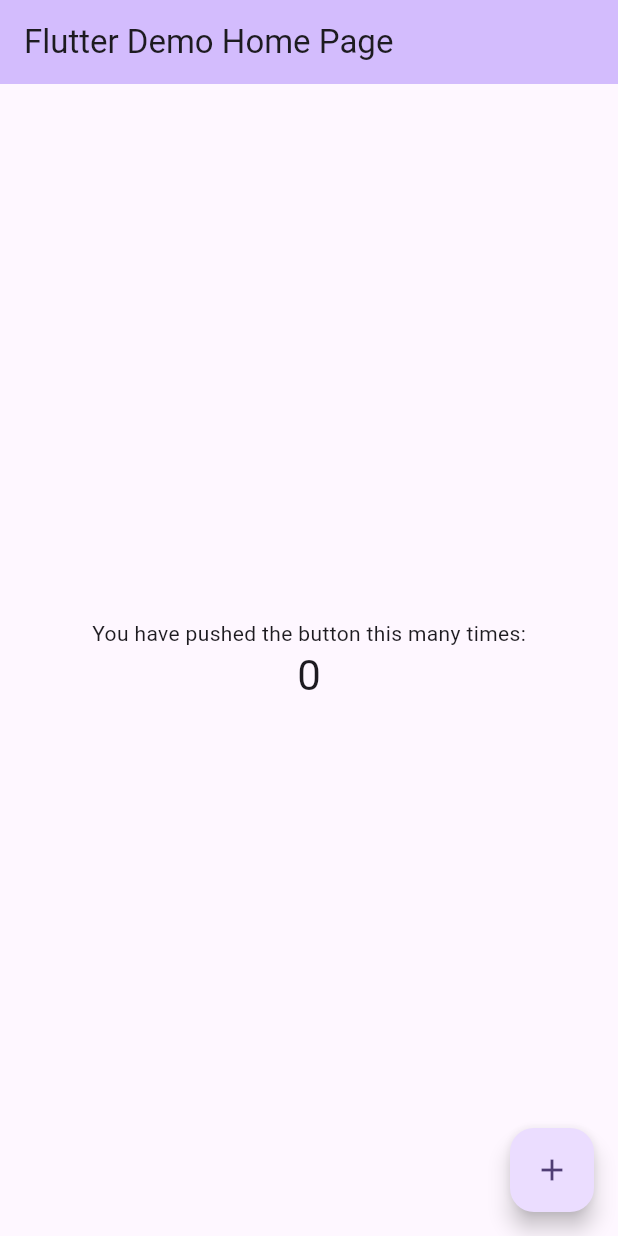
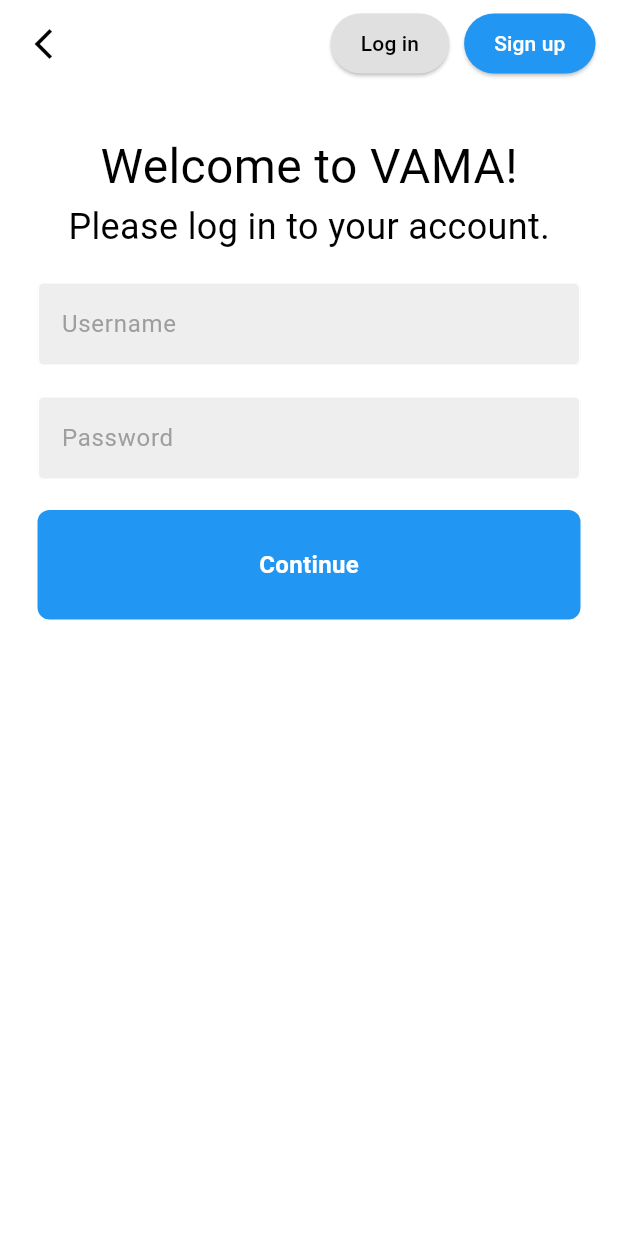
Before and after one commit to AutomaticCraftingTable/vama-mobile, a Flutter app: the screen it shows after launch, on a phone screen of 412 x 824 dp. Run offline on Flutter 3.47's test engine with Material 3 defaults, Android fonts, the phone set to English and light mode, and no system bars.

Commit message:
login&signup

```diff
--- /dev/null
+++ b/lib/components/myButton.dart
@@ -0,0 +1,33 @@
+import 'package:flutter/material.dart';
+
+class Mybutton extends StatelessWidget {
+
+  final Function()? onTap;
+
+  const Mybutton({super.key,required this.onTap});
+
+  @override
+  Widget build(BuildContext context) {
+    return GestureDetector(
+      onTap: onTap,
+      child: Container(
+        padding: const EdgeInsets.all(25),
+        margin:  const EdgeInsets.symmetric(horizontal: 25) ,
+        decoration: BoxDecoration(
+            color: Colors.blue,
+                borderRadius: BorderRadius.circular(8),
+        ),
+        child: const Center(
+          child: Text(
+              "Continue",
+               style: TextStyle(
+                   color: Colors.white,
+                       fontWeight: FontWeight.bold,
+                        fontSize: 16,
+               ),
+          ),
+        ),
+      ),
+    );
+  }
+}
--- /dev/null
+++ b/lib/components/myHeader.dart
@@ -0,0 +1,60 @@
+import 'package:flutter/material.dart';
+
+class  Myheader  extends StatelessWidget {
+  const  Myheader ({super.key});
+
+  @override
+  Widget build(BuildContext context) {
+    return  Container(
+      padding: EdgeInsets.symmetric(horizontal: 5 , vertical: 5),
+      child: Row(
+        mainAxisAlignment: MainAxisAlignment.spaceBetween,
+        children: [
+
+          //Button for return to home
+          IconButton(
+            onPressed: () {
+
+            },
+            icon: Icon(Icons.arrow_back_ios_new, color: Colors.black),
+          ),
+
+          Row(
+            children: [
+
+              //button login
+              ElevatedButton(
+                onPressed: (){
+                  Navigator.pushNamed(context, '/login');
+                },
+                style: TextButton.styleFrom(
+                  foregroundColor: Colors.black,
+                  backgroundColor: Colors.grey[300],
+                  padding: EdgeInsets.symmetric(horizontal: 20 , vertical: 10),
+                ),
+                child: Text("Log in"),
+              ),
+
+              SizedBox(width: 10),
+
+              //button signup
+              ElevatedButton(
+                onPressed: (){
+                  Navigator.pushNamed(context, '/signUp');
+                },
+                style: TextButton.styleFrom(
+                  foregroundColor: Colors.white,
+                  backgroundColor: Colors.blue,
+                  padding: EdgeInsets.symmetric(horizontal: 20 , vertical: 10),
+                ),
+                child: Text("Sign up"),
+              ),
+
+              SizedBox(width: 10),
+            ],
+          ),
+        ],
+      ),
+    );
+  }
+}
--- /dev/null
+++ b/lib/components/myTextfield.dart
@@ -0,0 +1,41 @@
+import 'package:flutter/material.dart';
+
+class MyTextField extends StatefulWidget {
+  final controller;
+  final String hintText;
+  final bool obscureText;
+
+  const MyTextField({
+    super.key,
+    required this.controller,
+    required this.hintText,
+    required this.obscureText,
+  });
+
+  @override
+  State<MyTextField> createState() => _MyTextFieldState();
+}
+class _MyTextFieldState extends State<MyTextField> {
+  @override
+  Widget build(BuildContext context) {
+    return Padding(
+      padding: const EdgeInsets.symmetric(horizontal:25.0),
+      child: TextField(
+        controller: widget.controller,
+        obscureText: widget.obscureText,
+        decoration: InputDecoration(
+          enabledBorder: const OutlineInputBorder(
+            borderSide: BorderSide(color:Colors.white),
+          ),
+          focusedBorder: OutlineInputBorder(
+            borderSide: BorderSide(color: Colors.grey.shade400),
+          ),
+          fillColor:Colors.grey.shade200,
+          filled: true,
+          hintText: widget.hintText,
+          hintStyle: TextStyle(color: Colors.grey[500]),
+        ),
+      ),
+    );
+  }
+}
--- a/lib/main.dart
+++ b/lib/main.dart
@@ -1,64 +1,25 @@
 import 'package:flutter/material.dart';
+import 'package:vama_mobile/pages/signPage.dart';
+import 'pages/loginPage.dart';
 
 void main() {
   runApp(const MyApp());
 }
 // test
-class MyApp extends StatelessWidget {
-  const MyApp({super.key});
+class MyApp extends StatelessWidget{
+  const MyApp ({super.key});
 
   @override
-  Widget build(BuildContext context) {
-    return MaterialApp(
-      title: 'Flutter Demo',
-      theme: ThemeData(
+  Widget build (BuildContext context){
+    return  MaterialApp(
+      debugShowCheckedModeBanner: false,
+      home: LoginPage(),
 
-        colorScheme: ColorScheme.fromSeed(seedColor: Colors.deepPurple),
-      ),
-      home: const MyHomePage(title: 'Flutter Demo Home Page'),
+      //Routes
+      routes: {
+        '/login':(context)=>LoginPage(),
+        '/signUp':(context)=>SignPage(),
+      },
     );
   }
 }
-
-class MyHomePage extends StatefulWidget {
-  const MyHomePage({super.key, required this.title});
-
-  final String title;
-
-  @override
-  State<MyHomePage> createState() => _MyHomePageState();
-}
-
-class _MyHomePageState extends State<MyHomePage> {
-  int _counter = 0;
-  void _incrementCounter() {
-    setState(() {
-      _counter++;
-    });
-  }
-  @override
-  Widget build(BuildContext context) {
-    return Scaffold(
-      appBar: AppBar(
-        backgroundColor: Theme.of(context).colorScheme.inversePrimary,
-        title: Text(widget.title),
-      ),
-      body: Center(
-        child: Column(mainAxisAlignment: MainAxisAlignment.center,
-          children: <Widget>[
-            const Text('You have pushed the button this many times:'),
-            Text(
-              '$_counter',
-              style: Theme.of(context).textTheme.headlineMedium,
-            ),
-          ],
-        ),
-      ),
-      floatingActionButton: FloatingActionButton(
-        onPressed: _incrementCounter,
-        tooltip: 'Increment',
-        child: const Icon(Icons.add),
-      ),
-    );
-  }
-}
--- /dev/null
+++ b/lib/pages/loginPage.dart
@@ -0,0 +1,78 @@
+import 'package:flutter/material.dart';
+import 'package:vama_mobile/components/myButton.dart';
+import 'package:vama_mobile/components/myTextfield.dart';
+import 'package:vama_mobile/components/myHeader.dart';
+
+class LoginPage extends StatelessWidget{
+   LoginPage ({super.key});
+
+  //text editing controllers
+  final usernameController = TextEditingController();
+  final passwordController = TextEditingController();
+
+  //sign user in method
+   void loginUserIn(){}
+
+   @override
+  Widget build(BuildContext context) {
+    return Scaffold(
+      backgroundColor: Colors.white,
+      body: SafeArea(
+        child:Center(
+          child:Column(
+            children: [
+
+              //Header
+              Myheader(),
+
+              const SizedBox(height: 30,),
+
+              //Welcome
+              Text(
+                  "Welcome to VAMA!",
+                style: TextStyle(
+                    color: Colors.black,
+                        fontSize: 32,
+                ),
+              ),
+
+              //Second Text
+              Text(
+                "Please log in to your account.",
+                   style: TextStyle(
+                     color: Colors.black,
+                     fontSize: 24,
+                   ),
+              ),
+
+              const SizedBox(height: 20,),
+
+              //Username Textfield
+              MyTextField(
+                controller: usernameController,
+                hintText: 'Username',
+                obscureText: false,
+              ),
+
+              const SizedBox(height: 20,),
+
+              //Password Textfield
+              MyTextField(
+                controller: passwordController,
+                hintText: 'Password',
+                obscureText: true,
+              ),
+
+              const SizedBox(height: 20,),
+
+              //login in
+              Mybutton(
+                onTap: loginUserIn,
+              ),
+            ],
+          )
+        )
+      )
+    );
+  }
+}
```
Also changed, not shown: lib/pages/signPage.dart (added, +108 -0 lines), 1 other file.
